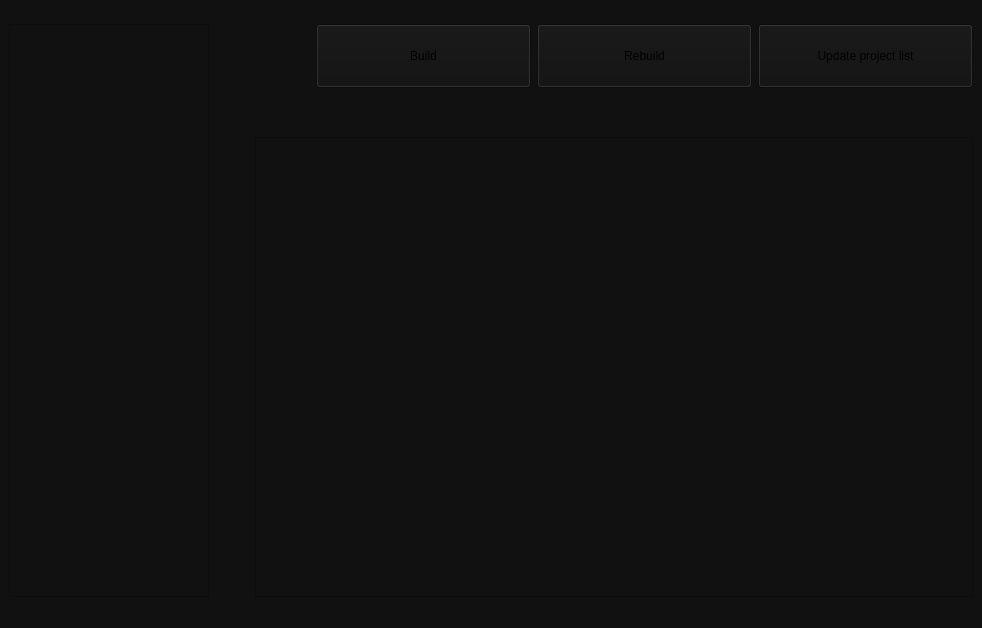
Stalker72742/UEBuilder, file Source/UEBuilder/mainwindow.ui: the form before one commit.
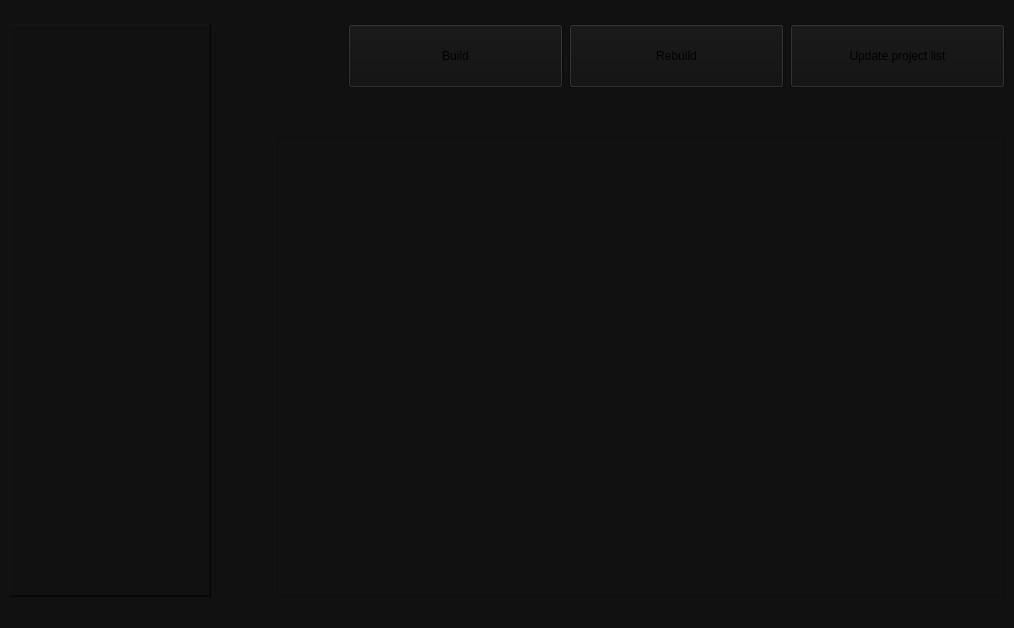
The form after the commit.

What changed in the file:
```diff
--- a/Source/UEBuilder/mainwindow.ui
+++ b/Source/UEBuilder/mainwindow.ui
@@ -9,7 +9,7 @@
    <rect>
     <x>0</x>
     <y>0</y>
-    <width>982</width>
+    <width>1014</width>
     <height>628</height>
    </rect>
   </property>
@@ -39,64 +39,7 @@
   </property>
   <widget class="QWidget" name="centralwidget">
    <layout class="QGridLayout" name="gridLayout">
-    <item row="3" column="2">
-     <layout class="QHBoxLayout" name="horizontalLayout_3">
-      <property name="sizeConstraint">
-       <enum>QLayout::SizeConstraint::SetDefaultConstraint</enum>
-      </property>
-      <item>
-       <spacer name="horizontalSpacer">
-        <property name="orientation">
-         <enum>Qt::Orientation::Horizontal</enum>
-        </property>
-        <property name="sizeType">
-         <enum>QSizePolicy::Policy::Fixed</enum>
-        </property>
-        <property name="sizeHint" stdset="0">
-         <size>
-          <width>40</width>
-          <height>20</height>
-         </size>
-        </property>
-       </spacer>
-      </item>
-      <item>
-       <widget class="QPlainTextEdit" name="OutputLog">
-        <property name="sizePolicy">
-         <sizepolicy hsizetype="Preferred" vsizetype="Preferred">
-          <horstretch>0</horstretch>
-          <verstretch>0</verstretch>
-         </sizepolicy>
-        </property>
-        <property name="minimumSize">
-         <size>
-          <width>710</width>
-          <height>460</height>
-         </size>
-        </property>
-        <property name="maximumSize">
-         <size>
-          <width>16777215</width>
-          <height>16777215</height>
-         </size>
-        </property>
-        <property name="sizeIncrement">
-         <size>
-          <width>0</width>
-          <height>0</height>
-         </size>
-        </property>
-        <property name="baseSize">
-         <size>
-          <width>0</width>
-          <height>0</height>
-         </size>
-        </property>
-       </widget>
-      </item>
-     </layout>
-    </item>
-    <item row="1" column="2">
+    <item row="1" column="3">
      <layout class="QHBoxLayout" name="horizontalLayout">
       <item>
        <spacer name="horizontalSpacer_2">
@@ -176,7 +119,77 @@
       </item>
      </layout>
     </item>
-    <item row="0" column="0">
+    <item row="2" column="3">
+     <spacer name="verticalSpacer_2">
+      <property name="orientation">
+       <enum>Qt::Orientation::Vertical</enum>
+      </property>
+      <property name="sizeHint" stdset="0">
+       <size>
+        <width>20</width>
+        <height>40</height>
+       </size>
+      </property>
+     </spacer>
+    </item>
+    <item row="3" column="3">
+     <layout class="QHBoxLayout" name="horizontalLayout_3">
+      <property name="sizeConstraint">
+       <enum>QLayout::SizeConstraint::SetDefaultConstraint</enum>
+      </property>
+      <item>
+       <spacer name="horizontalSpacer">
+        <property name="orientation">
+         <enum>Qt::Orientation::Horizontal</enum>
+        </property>
+        <property name="sizeType">
+         <enum>QSizePolicy::Policy::Fixed</enum>
+        </property>
+        <property name="sizeHint" stdset="0">
+         <size>
+          <width>40</width>
+          <height>20</height>
+         </size>
+        </property>
+       </spacer>
+      </item>
+      <item>
+       <widget class="QPlainTextEdit" name="OutputLog">
+        <property name="sizePolicy">
+         <sizepolicy hsizetype="Preferred" vsizetype="Preferred">
+          <horstretch>0</horstretch>
+          <verstretch>0</verstretch>
+         </sizepolicy>
+        </property>
+        <property name="minimumSize">
+         <size>
+          <width>710</width>
+          <height>460</height>
+         </size>
+        </property>
+        <property name="maximumSize">
+         <size>
+          <width>16777215</width>
+          <height>16777215</height>
+         </size>
+        </property>
+        <property name="sizeIncrement">
+         <size>
+          <width>0</width>
+          <height>0</height>
+         </size>
+        </property>
+        <property name="baseSize">
+         <size>
+          <width>0</width>
+          <height>0</height>
+         </size>
+        </property>
+       </widget>
+      </item>
+     </layout>
+    </item>
+    <item row="0" column="1">
      <spacer name="verticalSpacer">
       <property name="orientation">
        <enum>Qt::Orientation::Vertical</enum>
@@ -206,8 +219,37 @@
         <height>453</height>
        </size>
       </property>
+      <property name="styleSheet">
+       <string notr="true">QScrollBar:vertical {
+                background: transparent;
+                border: none;
+                width: 10px;
+                margin: 0px 0px 0px 0px;
+            }
+QScrollBar::handle:vertical {
+                background: #171717;
+                min-height: 20px;
+            }
+
+QScrollBar::add-line:vertical {
+                height: 0px;
+            }
+
+QScrollBar::sub-line:vertical {
+                height: 0px;
+            }</string>
+      </property>
+      <property name="frameShape">
+       <enum>QFrame::Shape::WinPanel</enum>
+      </property>
+      <property name="frameShadow">
+       <enum>QFrame::Shadow::Raised</enum>
+      </property>
+      <property name="horizontalScrollBarPolicy">
+       <enum>Qt::ScrollBarPolicy::ScrollBarAlwaysOff</enum>
+      </property>
       <property name="widgetResizable">
-       <bool>true</bool>
+       <bool>false</bool>
       </property>
       <widget class="QWidget" name="scrollAreaWidgetContents">
        <property name="geometry">
@@ -221,19 +263,6 @@
       </widget>
      </widget>
     </item>
-    <item row="2" column="2">
-     <spacer name="verticalSpacer_2">
-      <property name="orientation">
-       <enum>Qt::Orientation::Vertical</enum>
-      </property>
-      <property name="sizeHint" stdset="0">
-       <size>
-        <width>20</width>
-        <height>40</height>
-       </size>
-      </property>
-     </spacer>
-    </item>
    </layout>
   </widget>
   <widget class="QStatusBar" name="statusBar"/>
```
Left out of the diff: 3 changed lines with no effect on the pictures.
